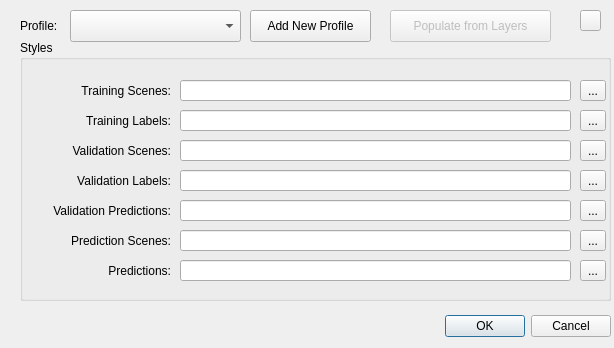
The window that profiles_dialog_base.ui (azavea/raster-vision-qgis) describes before a commit, drawn with Qt 5.
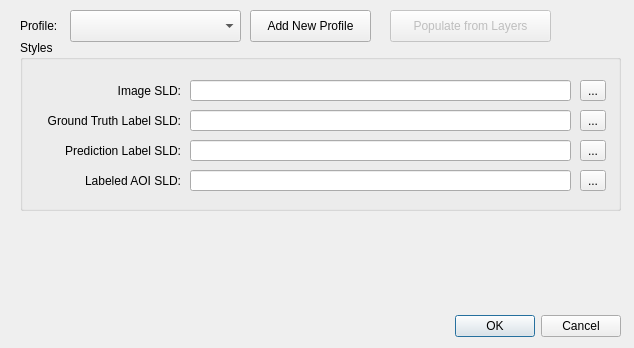
The same window after the commit. Icons and pictures are not drawn.

```diff
--- a/profiles_dialog_base.ui
+++ b/profiles_dialog_base.ui
@@ -6,7 +6,7 @@
    <rect>
     <x>0</x>
     <y>0</y>
-    <width>614</width>
+    <width>634</width>
     <height>348</height>
    </rect>
   </property>
@@ -16,7 +16,7 @@
   <widget class="QDialogButtonBox" name="button_box">
    <property name="geometry">
     <rect>
-     <x>440</x>
+     <x>450</x>
      <y>310</y>
      <width>171</width>
      <height>32</height>
@@ -57,8 +57,8 @@
     <rect>
      <x>20</x>
      <y>40</y>
-     <width>591</width>
-     <height>261</height>
+     <width>601</width>
+     <height>171</height>
     </rect>
    </property>
    <property name="title">
@@ -69,7 +69,7 @@
      <rect>
       <x>20</x>
       <y>40</y>
-      <width>131</width>
+      <width>141</width>
       <height>21</height>
      </rect>
     </property>
@@ -77,7 +77,7 @@
      <enum>Qt::LeftToRight</enum>
     </property>
     <property name="text">
-     <string>Training Scenes:</string>
+     <string>Image SLD:</string>
     </property>
     <property name="alignment">
      <set>Qt::AlignRight|Qt::AlignTrailing|Qt::AlignVCenter</set>
@@ -86,9 +86,9 @@
    <widget class="QLabel" name="label_3">
     <property name="geometry">
      <rect>
-      <x>20</x>
+      <x>0</x>
       <y>70</y>
-      <width>131</width>
+      <width>161</width>
       <height>21</height>
      </rect>
     </property>
@@ -96,7 +96,7 @@
      <enum>Qt::LeftToRight</enum>
     </property>
     <property name="text">
-     <string>Training Labels:</string>
+     <string>Ground Truth Label SLD:</string>
     </property>
     <property name="alignment">
      <set>Qt::AlignRight|Qt::AlignTrailing|Qt::AlignVCenter</set>
@@ -107,7 +107,7 @@
      <rect>
       <x>20</x>
       <y>100</y>
-      <width>131</width>
+      <width>141</width>
       <height>21</height>
      </rect>
     </property>
@@ -115,36 +115,86 @@
      <enum>Qt::LeftToRight</enum>
     </property>
     <property name="text">
-     <string>Validation Scenes:</string>
+     <string>Prediction Label SLD:</string>
     </property>
     <property name="alignment">
      <set>Qt::AlignRight|Qt::AlignTrailing|Qt::AlignVCenter</set>
     </property>
    </widget>
+   <widget class="QLineEdit" name="image_sld_edit">
+    <property name="geometry">
+     <rect>
+      <x>170</x>
+      <y>40</y>
+      <width>381</width>
+      <height>21</height>
+     </rect>
+    </property>
+   </widget>
+   <widget class="QLineEdit" name="ground_truth_sld_edit">
+    <property name="geometry">
+     <rect>
+      <x>170</x>
+      <y>70</y>
+      <width>381</width>
+      <height>21</height>
+     </rect>
+    </property>
+   </widget>
+   <widget class="QLineEdit" name="prediction_sld_edit">
+    <property name="geometry">
+     <rect>
+      <x>170</x>
+      <y>100</y>
+      <width>381</width>
+      <height>21</height>
+     </rect>
+    </property>
+   </widget>
+   <widget class="QToolButton" name="image_sld_button">
+    <property name="geometry">
+     <rect>
+      <x>560</x>
+      <y>40</y>
+      <width>26</width>
+      <height>21</height>
+     </rect>
+    </property>
+    <property name="text">
+     <string>...</string>
+    </property>
+   </widget>
+   <widget class="QToolButton" name="ground_truth_sld_button">
+    <property name="geometry">
+     <rect>
+      <x>560</x>
+      <y>70</y>
+      <width>26</width>
+      <height>21</height>
+     </rect>
+    </property>
+    <property name="text">
+     <string>...</string>
+    </property>
+   </widget>
+   <widget class="QToolButton" name="prediction_sld_button">
+    <property name="geometry">
+     <rect>
+      <x>560</x>
+      <y>100</y>
+      <width>26</width>
+      <height>21</height>
+     </rect>
+    </property>
+    <property name="text">
+     <string>...</string>
+    </property>
+   </widget>
    <widget class="QLabel" name="label_5">
     <property name="geometry">
      <rect>
       <x>20</x>
       <y>130</y>
-      <width>131</width>
-      <height>21</height>
-     </rect>
-    </property>
-    <property name="layoutDirection">
-     <enum>Qt::LeftToRight</enum>
-    </property>
-    <property name="text">
-     <string>Validation Labels:</string>
-    </property>
-    <property name="alignment">
-     <set>Qt::AlignRight|Qt::AlignTrailing|Qt::AlignVCenter</set>
-    </property>
-   </widget>
-   <widget class="QLabel" name="label_6">
-    <property name="geometry">
-     <rect>
-      <x>10</x>
-      <y>160</y>
       <width>141</width>
       <height>21</height>
      </rect>
@@ -153,163 +203,26 @@
      <enum>Qt::LeftToRight</enum>
     </property>
     <property name="text">
-     <string>Validation Predictions:</string>
+     <string>Labeled AOI SLD:</string>
     </property>
     <property name="alignment">
      <set>Qt::AlignRight|Qt::AlignTrailing|Qt::AlignVCenter</set>
     </property>
    </widget>
-   <widget class="QLabel" name="label_7">
+   <widget class="QLineEdit" name="aoi_sld_edit">
     <property name="geometry">
      <rect>
-      <x>20</x>
-      <y>190</y>
-      <width>131</width>
-      <height>21</height>
-     </rect>
-    </property>
-    <property name="layoutDirection">
-     <enum>Qt::LeftToRight</enum>
-    </property>
-    <property name="text">
-     <string>Prediction Scenes:</string>
-    </property>
-    <property name="alignment">
-     <set>Qt::AlignRight|Qt::AlignTrailing|Qt::AlignVCenter</set>
-    </property>
-   </widget>
-   <widget class="QLabel" name="label_8">
-    <property name="geometry">
-     <rect>
-      <x>20</x>
-      <y>220</y>
-      <width>131</width>
-      <height>21</height>
-     </rect>
-    </property>
-    <property name="layoutDirection">
-     <enum>Qt::LeftToRight</enum>
-    </property>
-    <property name="text">
-     <string>Predictions:</string>
-    </property>
-    <property name="alignment">
-     <set>Qt::AlignRight|Qt::AlignTrailing|Qt::AlignVCenter</set>
-    </property>
-   </widget>
-   <widget class="QLineEdit" name="training_scenes_edit">
-    <property name="geometry">
-     <rect>
-      <x>160</x>
-      <y>40</y>
-      <width>391</width>
-      <height>21</height>
-     </rect>
-    </property>
-   </widget>
-   <widget class="QLineEdit" name="training_labels_edit">
-    <property name="geometry">
-     <rect>
-      <x>160</x>
-      <y>70</y>
-      <width>391</width>
-      <height>21</height>
-     </rect>
-    </property>
-   </widget>
-   <widget class="QLineEdit" name="validation_scenes_edit">
-    <property name="geometry">
-     <rect>
-      <x>160</x>
-      <y>100</y>
-      <width>391</width>
-      <height>21</height>
-     </rect>
-    </property>
-   </widget>
-   <widget class="QLineEdit" name="validation_labels_edit">
-    <property name="geometry">
-     <rect>
-      <x>160</x>
+      <x>170</x>
       <y>130</y>
-      <width>391</width>
+      <width>381</width>
       <height>21</height>
      </rect>
     </property>
    </widget>
-   <widget class="QLineEdit" name="validation_predictions_edit">
+   <widget class="QToolButton" name="aoi_sld_button">
     <property name="geometry">
      <rect>
-      <x>160</x>
-      <y>160</y>
-      <width>391</width>
-      <height>21</height>
-     </rect>
-    </property>
-   </widget>
-   <widget class="QLineEdit" name="prediction_scenes_edit">
-    <property name="geometry">
-     <rect>
-      <x>160</x>
-      <y>190</y>
-      <width>391</width>
-      <height>21</height>
-     </rect>
-    </property>
-   </widget>
-   <widget class="QLineEdit" name="predictions_edit">
-    <property name="geometry">
-     <rect>
-      <x>160</x>
-      <y>220</y>
-      <width>391</width>
-      <height>21</height>
-     </rect>
-    </property>
-   </widget>
-   <widget class="QToolButton" name="training_scenes_button">
-    <property name="geometry">
-     <rect>
       <x>560</x>
-      <y>40</y>
-      <width>26</width>
-      <height>21</height>
-     </rect>
-    </property>
-    <property name="text">
-     <string>...</string>
-    </property>
-   </widget>
-   <widget class="QToolButton" name="training_labels_button">
-    <property name="geometry">
-     <rect>
-      <x>560</x>
-      <y>70</y>
-      <width>26</width>
-      <height>21</height>
-     </rect>
-    </property>
-    <property name="text">
-     <string>...</string>
-    </property>
-   </widget>
-   <widget class="QToolButton" name="validation_scenes_button">
-    <property name="geometry">
-     <rect>
-      <x>560</x>
-      <y>100</y>
-      <width>26</width>
-      <height>21</height>
-     </rect>
-    </property>
-    <property name="text">
-     <string>...</string>
-    </property>
-   </widget>
-   <widget class="QToolButton" name="validation_labels_button">
-    <property name="geometry">
-     <rect>
-      <x>560</x>
       <y>130</y>
       <width>26</width>
       <height>21</height>
@@ -319,45 +232,6 @@
      <string>...</string>
     </property>
    </widget>
-   <widget class="QToolButton" name="validation_predictions_button">
-    <property name="geometry">
-     <rect>
-      <x>560</x>
-      <y>160</y>
-      <width>26</width>
-      <height>21</height>
-     </rect>
-    </property>
-    <property name="text">
-     <string>...</string>
-    </property>
-   </widget>
-   <widget class="QToolButton" name="prediction_scenes_button">
-    <property name="geometry">
-     <rect>
-      <x>560</x>
-      <y>190</y>
-      <width>26</width>
-      <height>21</height>
-     </rect>
-    </property>
-    <property name="text">
-     <string>...</string>
-    </property>
-   </widget>
-   <widget class="QToolButton" name="predictions_button">
-    <property name="geometry">
-     <rect>
-      <x>560</x>
-      <y>220</y>
-      <width>26</width>
-      <height>21</height>
-     </rect>
-    </property>
-    <property name="text">
-     <string>...</string>
-    </property>
-   </widget>
   </widget>
   <widget class="QPushButton" name="add_profile_button">
    <property name="geometry">
@@ -391,23 +265,6 @@
     <string>Populate from Layers</string>
    </property>
   </widget>
-  <widget class="QPushButton" name="info_button">
-   <property name="geometry">
-    <rect>
-     <x>580</x>
-     <y>10</y>
-     <width>21</width>
-     <height>21</height>
-    </rect>
-   </property>
-   <property name="text">
-    <string/>
-   </property>
-   <property name="icon">
-    <iconset theme=":/plugins/raster_vision_qgis/info.png">
-     <normaloff>.</normaloff>.</iconset>
-   </property>
-  </widget>
  </widget>
  <resources/>
  <connections>
```
